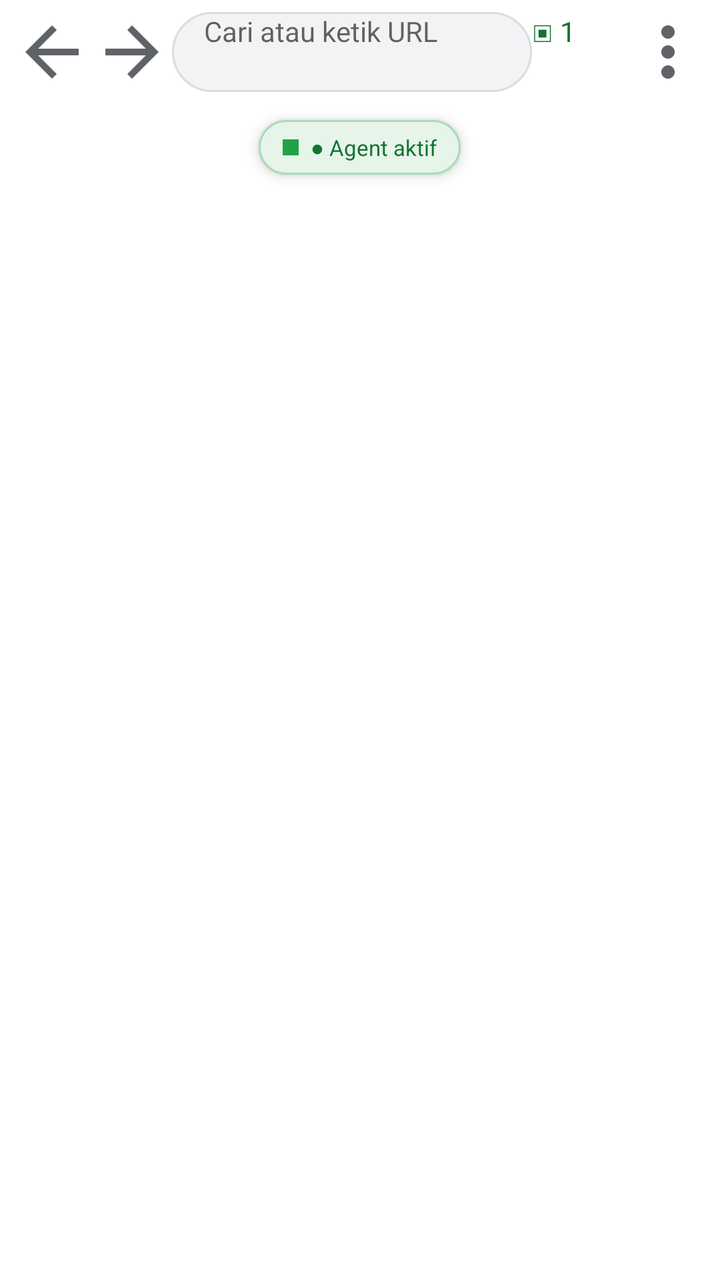
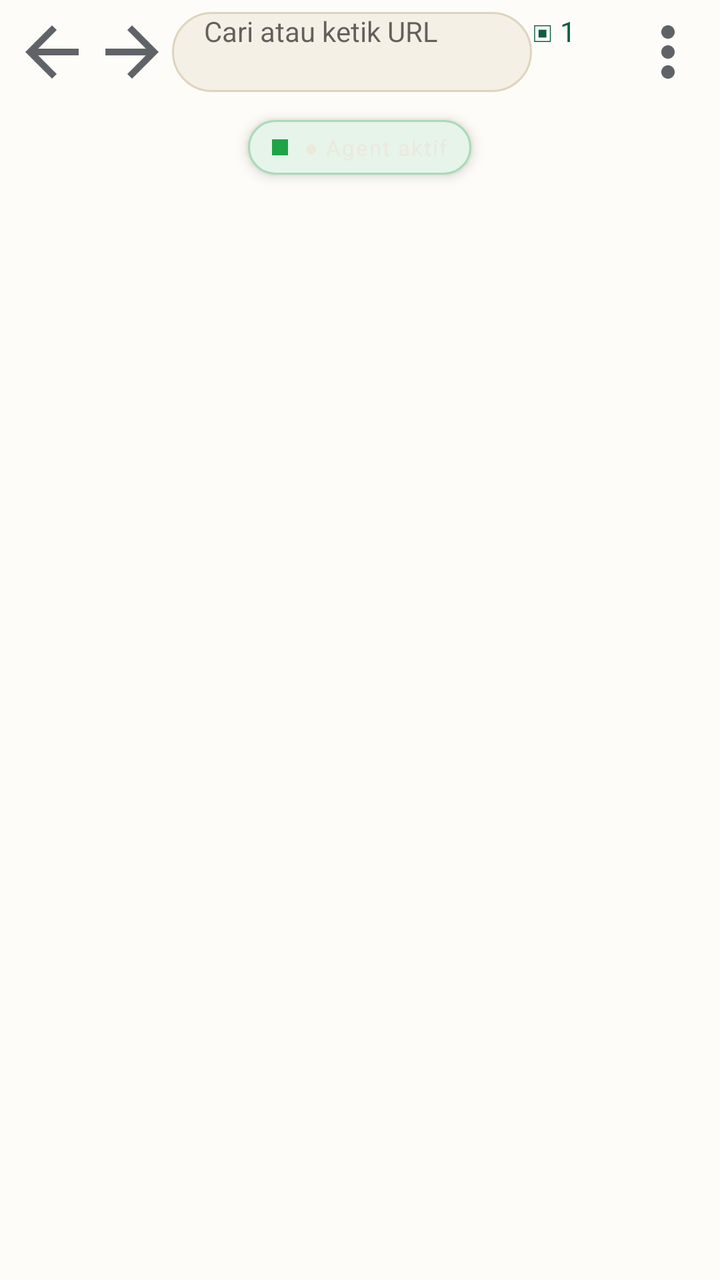

Before-and-after screenshots of an Android layout around one commit, followed by the original layout XML and the change that was made.
<!-- AndroidManifest.xml: application theme Theme.Kancil -->
<!-- res/layout/activity_main.xml -->
<?xml version="1.0" encoding="utf-8"?>
<LinearLayout xmlns:android="http://schemas.android.com/apk/res/android"
    android:layout_width="match_parent"
    android:layout_height="match_parent"
    android:orientation="vertical">

    <LinearLayout
        android:id="@+id/toolbar"
        android:layout_width="match_parent"
        android:layout_height="wrap_content"
        android:orientation="horizontal"
        android:padding="6dp"
        android:gravity="center_vertical"
        android:background="?android:attr/colorBackground">

        <ImageButton
            android:id="@+id/btn_back"
            android:layout_width="40dp"
            android:layout_height="40dp"
            android:background="?android:attr/selectableItemBackgroundBorderless"
            android:src="@drawable/ic_arrow_back"
            android:contentDescription="Kembali" />

        <ImageButton
            android:id="@+id/btn_fwd"
            android:layout_width="40dp"
            android:layout_height="40dp"
            android:background="?android:attr/selectableItemBackgroundBorderless"
            android:src="@drawable/ic_arrow_forward"
            android:contentDescription="Maju" />

        <EditText
            android:id="@+id/url_bar"
            android:layout_width="0dp"
            android:layout_height="40dp"
            android:layout_weight="1"
            android:background="@drawable/url_bg"
            android:hint="Cari atau ketik URL"
            android:singleLine="true"
            android:imeOptions="actionGo"
            android:textSize="14sp"
            android:paddingLeft="16dp"
            android:paddingRight="16dp"
            android:drawablePadding="8dp" />

        <Button
            android:id="@+id/btn_tabs"
            android:layout_width="wrap_content"
            android:layout_height="40dp"
            android:minWidth="48dp"
            android:background="?android:attr/selectableItemBackgroundBorderless"
            android:text="▣ 1"
            android:textSize="14sp"
            android:textColor="#137333"
            android:contentDescription="1 tab" />

        <ImageButton
            android:id="@+id/btn_menu"
            android:layout_width="40dp"
            android:layout_height="40dp"
            android:background="?android:attr/selectableItemBackgroundBorderless"
            android:src="@drawable/ic_more_vert"
            android:contentDescription="Menu" />
    </LinearLayout>

    <ProgressBar
        android:id="@+id/progress"
        style="?android:attr/progressBarStyleHorizontal"
        android:layout_width="match_parent"
        android:layout_height="3dp"
        android:max="100"
        android:progress="0"
        android:progressTint="#1EA446"
        android:visibility="gone" />

    <FrameLayout
        android:layout_width="match_parent"
        android:layout_height="0dp"
        android:layout_weight="1">

        <FrameLayout
            android:id="@+id/web_container"
            android:layout_width="match_parent"
            android:layout_height="match_parent" />

        <LinearLayout
            android:id="@+id/error_view"
            android:layout_width="match_parent"
            android:layout_height="match_parent"
            android:orientation="vertical"
            android:gravity="center"
            android:padding="32dp"
            android:visibility="gone"
            android:background="?android:attr/colorBackground">

            <TextView
                android:layout_width="wrap_content"
                android:layout_height="wrap_content"
                android:text="Halaman tidak dapat dimuat"
                android:textSize="18sp"
                android:paddingBottom="8dp" />

            <TextView
                android:id="@+id/error_detail"
                android:layout_width="wrap_content"
                android:layout_height="wrap_content"
                android:textSize="13sp"
                android:gravity="center"
                android:paddingBottom="24dp" />

            <LinearLayout
                android:layout_width="wrap_content"
                android:layout_height="wrap_content"
                android:orientation="horizontal">

                <Button
                    android:id="@+id/btn_retry"
                    android:layout_width="wrap_content"
                    android:layout_height="wrap_content"
                    android:text="Coba lagi" />

                <Button
                    android:id="@+id/btn_error_back"
                    android:layout_width="wrap_content"
                    android:layout_height="wrap_content"
                    android:layout_marginLeft="12dp"
                    android:text="Kembali" />
            </LinearLayout>
        </LinearLayout>

        <LinearLayout
            android:layout_width="wrap_content"
            android:layout_height="wrap_content"
            android:layout_gravity="top|center_horizontal"
            android:layout_marginTop="8dp"
            android:orientation="horizontal"
            android:gravity="center_vertical"
            android:background="@drawable/pill_bg"
            android:elevation="4dp"
            android:paddingLeft="12dp"
            android:paddingRight="12dp"
            android:paddingTop="6dp"
            android:paddingBottom="6dp">

            <View
                android:id="@+id/agent_dot"
                android:layout_width="8dp"
                android:layout_height="8dp"
                android:background="#1EA446" />

            <TextView
                android:id="@+id/agent_status"
                android:layout_width="wrap_content"
                android:layout_height="wrap_content"
                android:layout_marginLeft="6dp"
                android:text="● Agent aktif"
                android:textSize="11sp"
                android:textColor="#137333" />
        </LinearLayout>

        <TextView
            android:id="@+id/agent_toast"
            android:layout_width="wrap_content"
            android:layout_height="wrap_content"
            android:layout_gravity="bottom|center_horizontal"
            android:layout_marginBottom="16dp"
            android:background="#CC202124"
            android:textColor="#E8EAED"
            android:textSize="11sp"
            android:padding="10dp"
            android:visibility="gone"
            android:fontFamily="monospace" />
    </FrameLayout>
</LinearLayout>
<!-- resources referenced by this layout -->
<resources>
  <!-- drawable ic_arrow_back (drawable) -->
  <?xml version="1.0" encoding="utf-8"?>
  <vector xmlns:android="http://schemas.android.com/apk/res/android"
      android:width="24dp" android:height="24dp"
      android:viewportWidth="24" android:viewportHeight="24">
      <path android:fillColor="#5F6368"
          android:pathData="M20,11H7.83l5.59,-5.59L12,4l-8,8 8,8 1.41,-1.41L7.83,13H20v-2z" />
  </vector>
  <!-- drawable ic_arrow_forward (drawable) -->
  <?xml version="1.0" encoding="utf-8"?>
  <vector xmlns:android="http://schemas.android.com/apk/res/android"
      android:width="24dp" android:height="24dp"
      android:viewportWidth="24" android:viewportHeight="24">
      <path android:fillColor="#5F6368"
          android:pathData="M12,4l-1.41,1.41L16.17,11H4v2h12.17l-5.58,5.59L12,20l8,-8z" />
  </vector>
  <!-- drawable ic_more_vert (drawable) -->
  <?xml version="1.0" encoding="utf-8"?>
  <vector xmlns:android="http://schemas.android.com/apk/res/android"
      android:width="24dp" android:height="24dp"
      android:viewportWidth="24" android:viewportHeight="24">
      <path android:fillColor="#5F6368"
          android:pathData="M12,8c1.1,0 2,-0.9 2,-2s-0.9,-2 -2,-2 -2,0.9 -2,2 0.9,2 2,2zM12,10c-1.1,0 -2,0.9 -2,2s0.9,2 2,2 2,-0.9 2,-2 -0.9,-2 -2,-2zM12,16c-1.1,0 -2,0.9 -2,2s0.9,2 2,2 2,-0.9 2,-2 -0.9,-2 -2,-2z" />
  </vector>
  <!-- drawable pill_bg (drawable) -->
  <?xml version="1.0" encoding="utf-8"?>
  <shape xmlns:android="http://schemas.android.com/apk/res/android"
      android:shape="rectangle">
      <solid android:color="#E6F4EA" />
      <corners android:radius="14dp" />
      <stroke android:width="1dp" android:color="#A8DAB5" />
  </shape>
  <!-- drawable url_bg (drawable) -->
  <?xml version="1.0" encoding="utf-8"?>
  <shape xmlns:android="http://schemas.android.com/apk/res/android"
      android:shape="rectangle">
      <solid android:color="#F1F3F4" />
      <corners android:radius="20dp" />
      <stroke android:width="1dp" android:color="#DADCE0" />
  </shape>
  <style name="Theme.Kancil" parent="@android:style/Theme.Material.Light.NoActionBar">
          <item name="android:windowBackground">#FFFFFF</item>
          <item name="android:colorBackground">#FFFFFF</item>
      </style>
</resources>

<!-- the commit's change to res/layout/activity_main.xml (unified diff, before → after) -->
@@ -11,7 +11,7 @@
         android:orientation="horizontal"
         android:padding="6dp"
         android:gravity="center_vertical"
-        android:background="?android:attr/colorBackground">
+        android:background="#FDFCF8">
 
         <ImageButton
             android:id="@+id/btn_back"
@@ -51,7 +51,7 @@
             android:background="?android:attr/selectableItemBackgroundBorderless"
             android:text="▣ 1"
             android:textSize="14sp"
-            android:textColor="#137333"
+            android:textColor="#0E5C43"
             android:contentDescription="1 tab" />
 
         <ImageButton
@@ -70,7 +70,7 @@
         android:layout_height="3dp"
         android:max="100"
         android:progress="0"
-        android:progressTint="#1EA446"
+        android:progressTint="#C6A15B"
         android:visibility="gone" />
 
     <FrameLayout
@@ -97,7 +97,9 @@
                 android:layout_width="wrap_content"
                 android:layout_height="wrap_content"
                 android:text="Halaman tidak dapat dimuat"
-                android:textSize="18sp"
+                android:fontFamily="serif"
+                android:textSize="20sp"
+                android:letterSpacing="0.02"
                 android:paddingBottom="8dp" />
 
             <TextView
@@ -152,10 +154,11 @@
                 android:id="@+id/agent_status"
                 android:layout_width="wrap_content"
                 android:layout_height="wrap_content"
-                android:layout_marginLeft="6dp"
+                android:layout_marginLeft="8dp"
                 android:text="● Agent aktif"
                 android:textSize="11sp"
-                android:textColor="#137333" />
+                android:letterSpacing="0.06"
+                android:textColor="#EDE8DC" />
         </LinearLayout>
 
         <TextView
@@ -164,7 +167,7 @@
             android:layout_height="wrap_content"
             android:layout_gravity="bottom|center_horizontal"
             android:layout_marginBottom="16dp"
-            android:background="#CC202124"
+            android:background="@drawable/toast_bg"
             android:textColor="#E8EAED"
             android:textSize="11sp"
             android:padding="10dp"
<!-- resource entries referenced after the edit -->
@@ -32,17 +32,24 @@
       <corners android:radius="14dp" />
       <stroke android:width="1dp" android:color="#A8DAB5" />
   </shape>
+  <!-- drawable toast_bg (drawable) -->
+  <?xml version="1.0" encoding="utf-8"?>
+  <shape xmlns:android="http://schemas.android.com/apk/res/android"
+      android:shape="rectangle">
+      <solid android:color="#CC202124" />
+      <corners android:radius="12dp" />
+  </shape>
   <!-- drawable url_bg (drawable) -->
   <?xml version="1.0" encoding="utf-8"?>
   <shape xmlns:android="http://schemas.android.com/apk/res/android"
       android:shape="rectangle">
-      <solid android:color="#F1F3F4" />
-      <corners android:radius="20dp" />
-      <stroke android:width="1dp" android:color="#DADCE0" />
+      <solid android:color="#F4F0E6" />
+      <corners android:radius="24dp" />
+      <stroke android:width="1dp" android:color="#DED4BC" />
   </shape>
   <style name="Theme.Kancil" parent="@android:style/Theme.Material.Light.NoActionBar">
-          <item name="android:windowBackground">#FFFFFF</item>
-          <item name="android:colorBackground">#FFFFFF</item>
+          <item name="android:windowBackground">#FDFCF8</item>
+          <item name="android:colorBackground">#FDFCF8</item>
       </style>
 </resources>
 
